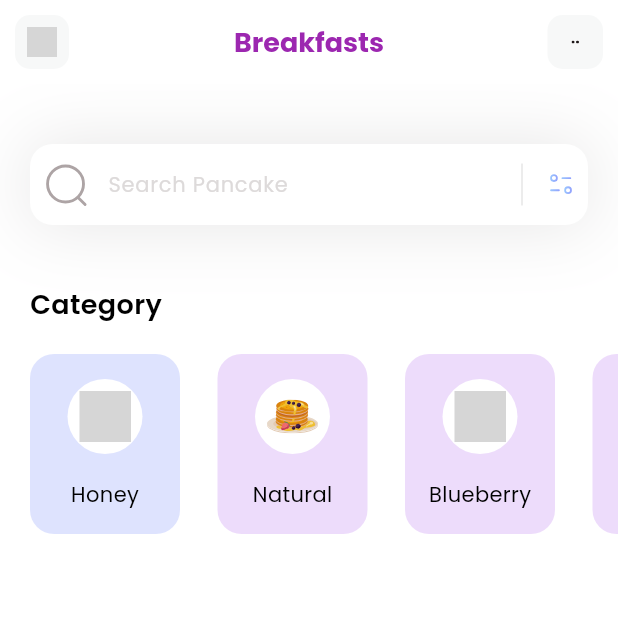
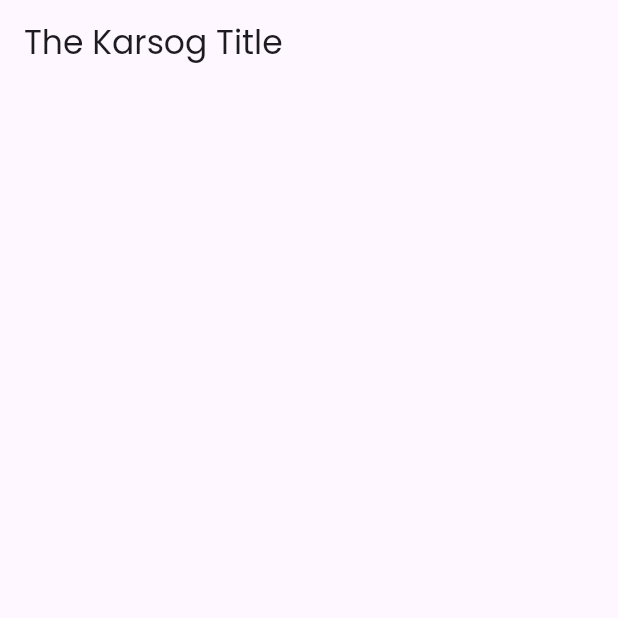
Before and after one commit to KangPvP/MyMobileApp, a Flutter app: the screen it shows after launch, on a phone screen of 412 x 824 dp, the top half of it. Run offline on Flutter 3.47's test engine with Material 3 defaults, Android fonts, the phone set to English and light mode, and no system bars; our stand-ins replace flutter_svg; grey boxes are pictures that could not be loaded.

Commit message:
add everything

```diff
--- a/flutter_app_3/lib/main.dart
+++ b/flutter_app_3/lib/main.dart
@@ -1,5 +1,7 @@
 import 'package:flutter/material.dart';
-import 'package:flutter_app_3/pages/home.dart';
+//import 'package:flutter_app_3/pages/home.dart';
+import 'package:flutter_app_3/pages/mypage.dart';
+
 
 void main() {
   runApp(const MyApp());
@@ -14,7 +16,8 @@ class MyApp extends StatelessWidget {
     return MaterialApp(
       debugShowCheckedModeBanner: false,
       theme: ThemeData(fontFamily: 'Poppins'),
-      home: HomePage(),
+      //home: HomePage(),
+      home: MyPage(),
     );
   }
 }
--- a/flutter_app_3/lib/models/category_model.dart
+++ b/flutter_app_3/lib/models/category_model.dart
@@ -29,9 +29,6 @@ class CategoryModel{
     categories.add(
       CategoryModel(name: 'Blueberry', iconPath: 'assets/icons/blueberry-pancakes.svg', boxColor: Color(0xffC58BF2))
     );
-    categories.add(
-      CategoryModel(name: 'Blueberry', iconPath: 'assets/icons/blueberry-pancakes.svg', boxColor: Color(0xffC58BF2))
-    );
 
 
 
--- a/flutter_app_3/lib/pages/home.dart
+++ b/flutter_app_3/lib/pages/home.dart
@@ -22,6 +22,9 @@ class HomePage extends StatelessWidget {
             _searchField(),
             SizedBox(height: 40,),
             _categoriesSection(),
+
+
+
         ]),
       );
     }
--- /dev/null
+++ b/flutter_app_3/lib/pages/mypage.dart
@@ -0,0 +1,14 @@
+import "package:flutter/material.dart";
+
+class MyPage extends StatelessWidget {
+  MyPage({super.key});
+
+  @override
+  Widget build(BuildContext context) {
+    return Scaffold(
+      appBar: AppBar(
+        title: const Text("The Karsog Title"),
+      ),
+    );
+  }
+}
```
